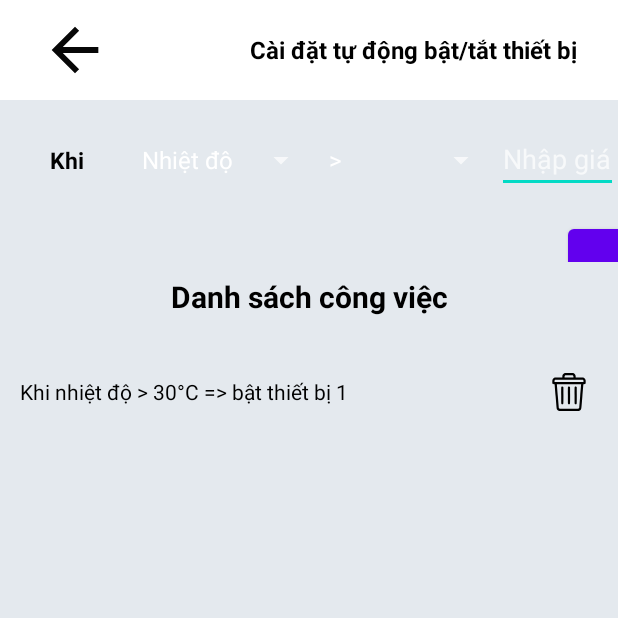
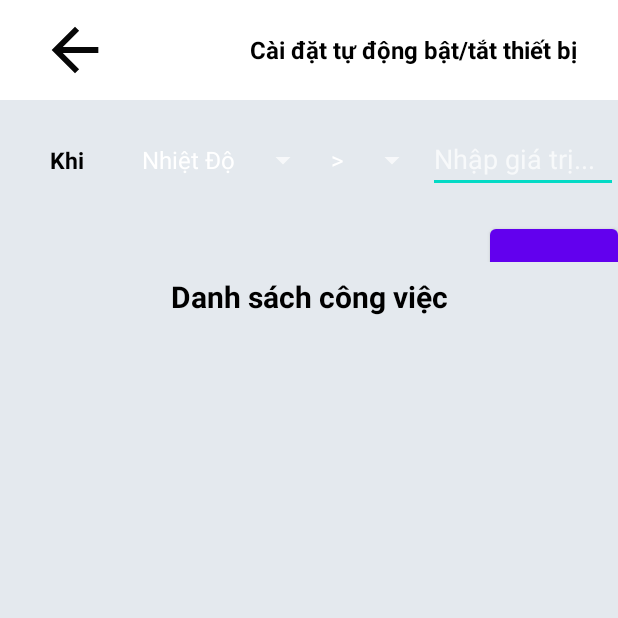
Before and after one commit to dohuyminhdung/IoT_Project_Group_3, an Android app: the fragment FragmentSetRule shown on its own in the app's theme, on a phone screen of 412 x 824 dp, the top half of it. Run offline under Robolectric (Android 15) with nearby library versions, the phone set to English and light mode, and no system bars; libraries missing offline, so code that uses them is left out: com.github.angads25.toggle; 2 statements that could not run were skipped.

Commit message:
Update setRule

```diff
--- a/MobileApp/app/build.gradle
+++ b/MobileApp/app/build.gradle
@@ -43,4 +43,5 @@ dependencies {
     implementation 'com.squareup.retrofit2:retrofit:2.9.0'
     implementation 'com.squareup.retrofit2:converter-gson:2.9.0'
     implementation 'com.squareup.okhttp3:okhttp:4.9.0'
+    implementation 'androidx.recyclerview:recyclerview:1.2.1'
 }
--- a/MobileApp/app/src/main/AndroidManifest.xml
+++ b/MobileApp/app/src/main/AndroidManifest.xml
@@ -29,7 +29,6 @@
                 <category android:name="android.intent.category.LAUNCHER" />
             </intent-filter>
         </activity>
-        <activity android:name=".SettingControlRule"></activity>
         <service android:name="org.eclipse.paho.android.service.MqttService"/>
 
     </application>
--- a/MobileApp/app/src/main/java/fragment/FragmentSetRule.java
+++ b/MobileApp/app/src/main/java/fragment/FragmentSetRule.java
@@ -5,17 +5,29 @@ import android.os.Bundle;
 import androidx.annotation.NonNull;
 import androidx.annotation.Nullable;
 import androidx.fragment.app.Fragment;
+import androidx.recyclerview.widget.LinearLayoutManager;
+import androidx.recyclerview.widget.RecyclerView;
 
 import android.view.LayoutInflater;
 import android.view.View;
 import android.view.ViewGroup;
+import android.widget.AdapterView;
+import android.widget.ArrayAdapter;
+import android.widget.Button;
+import android.widget.EditText;
 import android.widget.ImageView;
+import android.widget.Spinner;
 import android.widget.TextView;
+import android.widget.Toast;
 
 import com.github.angads25.toggle.widget.LabeledSwitch;
 
+import java.util.ArrayList;
+
+import adapter.TaskAdapter;
 import do_an.tkll.an_iot_app.MQTTHelper;
 import do_an.tkll.an_iot_app.R;
+import do_an.tkll.an_iot_app.Task;
 
 /**
  * A simple {@link Fragment} subclass.
@@ -31,6 +43,12 @@ public class FragmentSetRule extends Fragment {
     // TODO: Rename and change types of parameters
     private String mParam1;
     private String mParam2;
+    private Spinner condition_type, comparison, turnType, deviceType;
+    private EditText editTextValue;
+    private Button buttonAddSetting;
+    private RecyclerView recyclerViewTasks;
+    private TaskAdapter taskAdapter;
+    private ArrayList<Task> taskList;
 
     public FragmentSetRule() {
         // Required empty public constructor
@@ -73,5 +91,123 @@ public class FragmentSetRule extends Fragment {
     @Override
     public void onViewCreated(@NonNull View view, @Nullable Bundle savedInstanceState) {
         super.onViewCreated(view, savedInstanceState);
+        condition_type = view.findViewById(R.id.spinnerConditionType);
+        comparison = view.findViewById(R.id.comparison);
+        turnType = view.findViewById(R.id.turnType);
+        deviceType = view.findViewById(R.id.deviceType);
+        editTextValue = view.findViewById(R.id.Value);
+        buttonAddSetting = view.findViewById(R.id.buttonAddSetting);
+        recyclerViewTasks = view.findViewById(R.id.recyclerViewTasks);
+
+        taskList = new ArrayList<>();
+        taskAdapter = new TaskAdapter(getContext(), taskList);
+        recyclerViewTasks.setLayoutManager(new LinearLayoutManager(getContext()));
+        recyclerViewTasks.setAdapter(taskAdapter);
+
+        buttonAddSetting.setOnClickListener(v -> addTask());
+
+        condition_type.setOnItemSelectedListener(new AdapterView.OnItemSelectedListener() {
+            @Override
+            public void onItemSelected(AdapterView<?> adapterView, View view, int position, long id) {
+                String item = adapterView.getItemAtPosition(position).toString();
+                Toast.makeText(getContext(), "Đã chọn " + item, Toast.LENGTH_SHORT).show();
+            }
+
+            @Override
+            public void onNothingSelected(AdapterView<?> adapterView) {
+                // Xử lý khi không có mục nào được chọn
+            }
+        });
+
+        ArrayList<String> condition = new ArrayList<String>();
+        condition.add("Nhiệt Độ");
+        condition.add("Độ Sáng");
+        condition.add("Độ Ẩm");
+
+        ArrayAdapter<String> condition_adapter = new ArrayAdapter<>(getContext(), android.R.layout.simple_spinner_item, condition);
+        condition_adapter.setDropDownViewResource(android.R.layout.select_dialog_item);
+        condition_type.setAdapter(condition_adapter);
+
+
+        comparison.setOnItemSelectedListener(new AdapterView.OnItemSelectedListener() {
+            @Override
+            public void onItemSelected(AdapterView<?> adapterView, View view, int position, long id) {
+                String item = adapterView.getItemAtPosition(position).toString();
+                Toast.makeText(getContext(), "Đã chọn " + item, Toast.LENGTH_SHORT).show();
+            }
+
+            @Override
+            public void onNothingSelected(AdapterView<?> adapterView) {
+                // Xử lý khi không có mục nào được chọn
+            }
+        });
+
+        ArrayList<String> compare = new ArrayList<String>();
+        compare.add(">");
+        compare.add("<");
+        compare.add("=");
+
+        ArrayAdapter<String> compare_adapter = new ArrayAdapter<>(getContext(), android.R.layout.simple_spinner_item, compare);
+        compare_adapter.setDropDownViewResource(android.R.layout.select_dialog_item);
+        comparison.setAdapter(compare_adapter);
+
+
+
+        turnType.setOnItemSelectedListener(new AdapterView.OnItemSelectedListener() {
+            @Override
+            public void onItemSelected(AdapterView<?> adapterView, View view, int position, long id) {
+                String item = adapterView.getItemAtPosition(position).toString();
+                Toast.makeText(getContext(), "Đã chọn " + item, Toast.LENGTH_SHORT).show();
+            }
+
+            @Override
+            public void onNothingSelected(AdapterView<?> adapterView) {
+                // Xử lý khi không có mục nào được chọn
+            }
+        });
+
+        ArrayList<String> turn = new ArrayList<String>();
+        turn.add("Bật");
+        turn.add("Tắt");
+
+        ArrayAdapter<String> turn_adapter = new ArrayAdapter<>(getContext(), android.R.layout.simple_spinner_item, turn);
+        turn_adapter.setDropDownViewResource(android.R.layout.select_dialog_item);
+        turnType.setAdapter(turn_adapter);
+
+
+
+        deviceType.setOnItemSelectedListener(new AdapterView.OnItemSelectedListener() {
+            @Override
+            public void onItemSelected(AdapterView<?> adapterView, View view, int position, long id) {
+                String item = adapterView.getItemAtPosition(position).toString();
+                Toast.makeText(getContext(), "Đã chọn " + item, Toast.LENGTH_SHORT).show();
+            }
+
+            @Override
+            public void onNothingSelected(AdapterView<?> adapterView) {
+                // Xử lý khi không có mục nào được chọn
+            }
+        });
+
+        ArrayList<String> device = new ArrayList<String>();
+        device.add("Thiết bị 1");
+        device.add("Thiết bị 2");
+
+        ArrayAdapter<String> device_adapter = new ArrayAdapter<>(getContext(), android.R.layout.simple_spinner_item, device);
+        device_adapter.setDropDownViewResource(android.R.layout.select_dialog_item);
+        deviceType.setAdapter(device_adapter);
+    }
+    private void addTask() {
+        // Lấy dữ liệu từ các Spinner và EditText
+        String condition = condition_type.getSelectedItem().toString();
+        String compare = comparison.getSelectedItem().toString();
+        String value = editTextValue.getText().toString();
+        String action = turnType.getSelectedItem().toString();
+        String device = deviceType.getSelectedItem().toString();
+
+        // Tạo và thêm công việc mới vào danh sách
+        Task newTask = new Task(condition, compare, value, action, device);
+        taskList.add(newTask);
+        taskAdapter.notifyItemInserted(taskList.size() - 1);
     }
 }
--- a/MobileApp/app/src/main/res/layout/fragment_home.xml
+++ b/MobileApp/app/src/main/res/layout/fragment_home.xml
@@ -264,4 +264,7 @@
 
         </LinearLayout>
     </LinearLayout>
+    <LinearLayout
+        android:layout_width="match_parent"
+        android:layout_height="100px"/>
 </LinearLayout>
--- a/MobileApp/app/src/main/res/layout/fragment_scheduler.xml
+++ b/MobileApp/app/src/main/res/layout/fragment_scheduler.xml
@@ -30,14 +30,13 @@
         android:textSize="16sp"
         android:paddingTop="16dp" />
 
+    <!-- Nút để Thêm Hẹn Giờ -->
     <TimePicker
         android:id="@+id/timePicker"
         android:layout_width="match_parent"
         android:layout_height="wrap_content"
-        android:timePickerMode="spinner"
-        />
+        android:timePickerMode="spinner" />
 
-    <!-- Nút để Thêm Hẹn Giờ -->
     <Button
         android:id="@+id/buttonSetTimer"
         android:layout_width="wrap_content"
--- a/MobileApp/app/src/main/res/layout/fragment_set_rule.xml
+++ b/MobileApp/app/src/main/res/layout/fragment_set_rule.xml
@@ -33,10 +33,12 @@
         android:layout_height="0dp"
         android:layout_weight="1"
         android:orientation="vertical">
+
         <LinearLayout
             android:layout_width="match_parent"
             android:layout_height="120px"
             android:orientation="horizontal">
+
             <TextView
                 android:layout_width="80px"
                 android:layout_height="120px"
@@ -53,29 +55,33 @@
                 android:layout_height="120px"
                 android:entries="@array/condition_types"
                 android:gravity="left" />
+
             <Spinner
                 android:id="@+id/comparison"
+                android:layout_width="wrap_content"
+                android:layout_height="120px"
                 android:entries="@array/comparison_types"
-                android:layout_width="180px"
-                android:layout_height="120px"
-                android:gravity="left"/>
+                android:gravity="left" />
+
             <EditText
                 android:id="@+id/Value"
                 android:layout_width="match_parent"
                 android:layout_height="wrap_content"
-                android:inputType="number"
-                android:hint="Nhập giá trị..." />
+                android:hint="Nhập giá trị..."
+                android:inputType="number" />
         </LinearLayout>
+
         <LinearLayout
             android:layout_width="match_parent"
             android:layout_height="120px"
             android:orientation="horizontal">
+
             <TextView
-                android:layout_width="180px"
+                android:layout_width="wrap_content"
                 android:layout_height="120px"
                 android:layout_marginLeft="50px"
                 android:gravity="center_vertical"
-                android:text="tiến hành "
+                android:text="Tiến hành "
                 android:textColor="#000000"
                 android:textSize="15dp"
                 android:textStyle="bold"></TextView>
@@ -93,15 +99,16 @@
                 android:layout_height="120px"
                 android:entries="@array/device_types"
                 android:gravity="left" />
+
             <Button
                 android:id="@+id/buttonAddSetting"
-                android:layout_width="180px"
+                android:layout_width="wrap_content"
                 android:layout_height="120px"
-                android:textSize="10dp"
+                android:layout_gravity="center_horizontal"
+                android:layout_marginLeft="4dp"
+                android:layout_marginTop="0dp"
                 android:text="Thêm"
-                android:layout_marginTop="0dp"
-                android:layout_marginLeft="8dp"
-                android:layout_gravity="center_horizontal"/>
+                android:textSize="17px" />
         </LinearLayout>
     </LinearLayout>
 
@@ -120,32 +127,39 @@
             android:textSize="20dp"
             android:textStyle="bold"></TextView>
 
-        <LinearLayout
-            android:id="@+id/task"
+<!--        <LinearLayout-->
+<!--            android:id="@+id/task"-->
+<!--            android:layout_width="match_parent"-->
+<!--            android:layout_height="120px"-->
+<!--            android:orientation="horizontal">-->
+
+<!--            <TextView-->
+<!--                android:layout_width="0dp"-->
+<!--                android:layout_height="match_parent"-->
+<!--                android:layout_marginLeft="20px"-->
+<!--                android:layout_weight="9"-->
+<!--                android:gravity="center|left"-->
+<!--                android:text="Khi nhiệt độ > 30°C => bật thiết bị 1"-->
+<!--                android:textColor="#000000"-->
+<!--                android:textSize="14dp"></TextView>-->
+
+<!--            <ImageView-->
+<!--                android:layout_width="0dp"-->
+<!--                android:layout_height="25dp"-->
+<!--                android:layout_marginRight="20px"-->
+<!--                android:layout_weight="1"-->
+<!--                android:layout_gravity="center"-->
+<!--                android:src="@drawable/ic_trash">-->
+
+<!--            </ImageView>-->
+<!--        </LinearLayout>-->
+        <androidx.recyclerview.widget.RecyclerView
+            android:id="@+id/recyclerViewTasks"
             android:layout_width="match_parent"
-            android:layout_height="120px"
-            android:orientation="horizontal">
-
-            <TextView
-                android:layout_width="0dp"
-                android:layout_height="match_parent"
-                android:layout_marginLeft="20px"
-                android:layout_weight="9"
-                android:gravity="center|left"
-                android:text="Khi nhiệt độ > 30°C => bật thiết bị 1"
-                android:textColor="#000000"
-                android:textSize="14dp"></TextView>
-
-            <ImageView
-                android:layout_width="0dp"
-                android:layout_height="25dp"
-                android:layout_marginRight="20px"
-                android:layout_weight="1"
-                android:layout_gravity="center"
-                android:src="@drawable/ic_trash">
-
-            </ImageView>
-        </LinearLayout>
+            android:layout_height="0dp"
+            android:layout_weight="6"
+            android:orientation="vertical">
+        </androidx.recyclerview.widget.RecyclerView>
     </LinearLayout>
 
 </LinearLayout>
```
Also changed, not shown: MobileApp/app/src/main/java/adapter/TaskAdapter.java (added, +67 -0 lines), MobileApp/app/src/main/java/do_an/tkll/an_iot_app/SettingControlRule.java (deleted, +0 -90 lines), MobileApp/app/src/main/res/layout/item_task.xml (added, +25 -0 lines), MobileApp/app/src/main/res/layout/set_control_rule.xml (deleted, +0 -145 lines).
